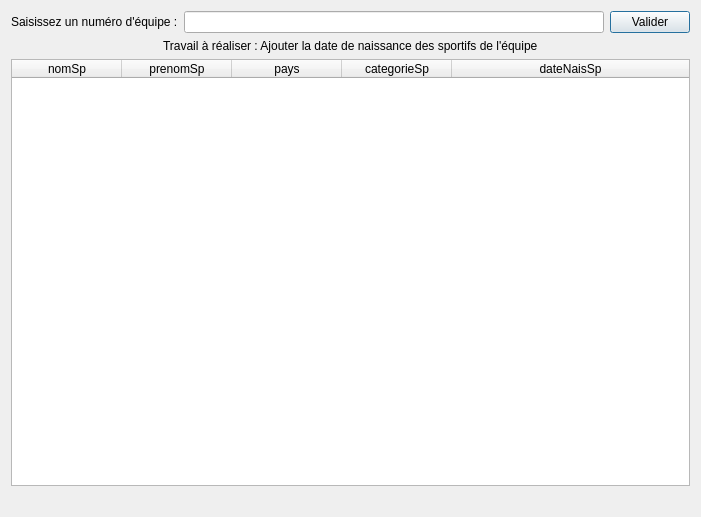
First picture: the form in gui/fct_comp_1.ui, repository FDaCostaB/Jo-BD, before the edit.
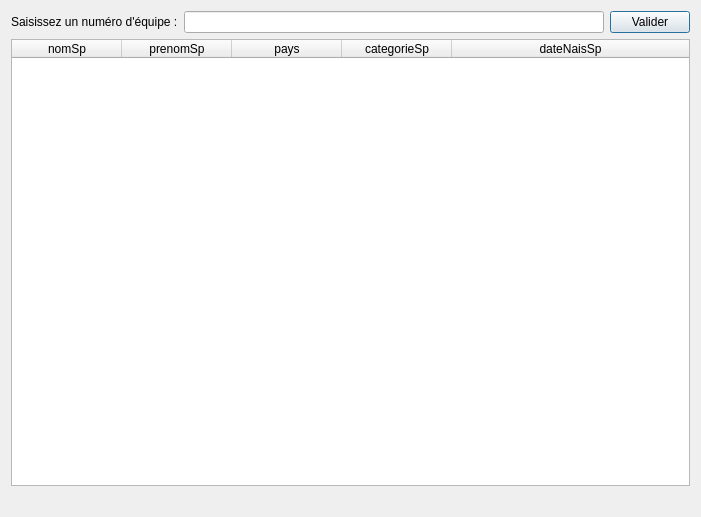
Second picture: the form after the edit. Icons and pictures are not drawn.

Patch:
```diff
--- a/gui/fct_comp_1.ui
+++ b/gui/fct_comp_1.ui
@@ -39,18 +39,7 @@
     </layout>
    </item>
    <item row="1" column="0">
-    <layout class="QHBoxLayout" name="horizontalLayout_2">
-     <item alignment="Qt::AlignHCenter">
-      <widget class="QLabel" name="label_2">
-       <property name="text">
-        <string>Travail à réaliser : Ajouter la date de naissance des sportifs de l'équipe</string>
-       </property>
-       <property name="scaledContents">
-        <bool>false</bool>
-       </property>
-      </widget>
-     </item>
-    </layout>
+    <layout class="QHBoxLayout" name="horizontalLayout_2"/>
    </item>
    <item row="2" column="0">
     <widget class="QTableWidget" name="table_fct_comp_1">
```
Left out of the diff: 10 changed lines with no effect on the pictures.
